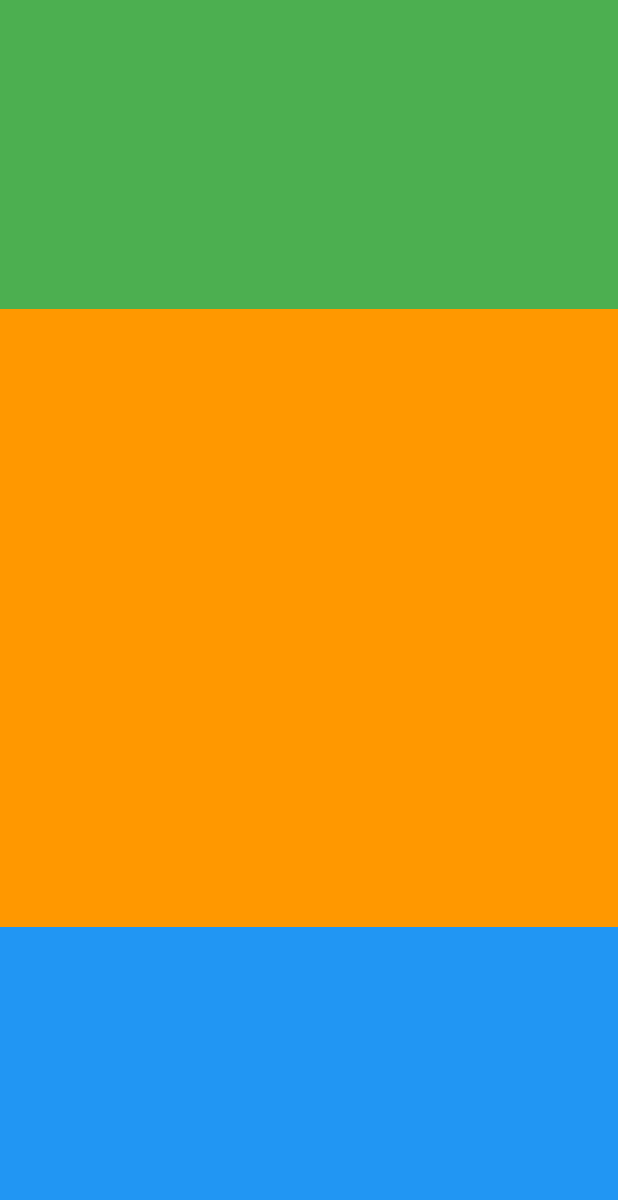
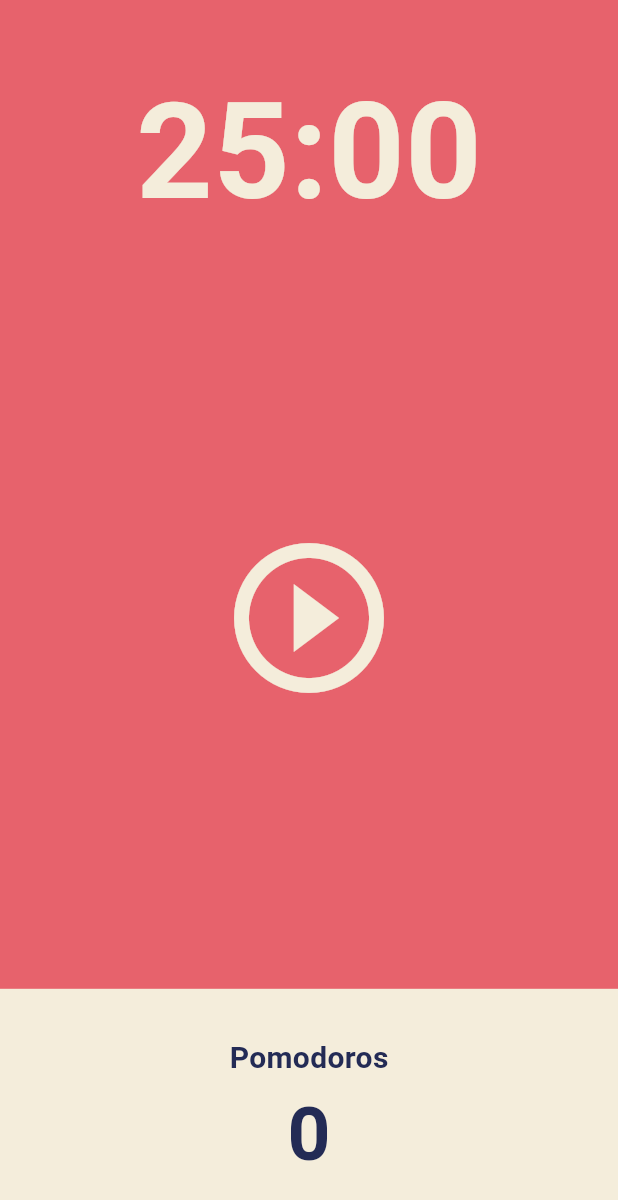
Before and after one commit to heereal/Pomodoro, a Flutter app: the screen it shows after launch, on a phone screen of 412 x 824 dp. Shown: the top 1200 px of the screen. Run offline on Flutter 3.47's test engine with Material 3 defaults, Android fonts, the phone set to English and light mode, and no system bars.

Commit message:
design: home screen UI

```diff
--- a/lib/screens/home_screen.dart
+++ b/lib/screens/home_screen.dart
@@ -1,4 +1,5 @@
 import 'package:flutter/material.dart';
+import 'package:flutter/widgets.dart';
 
 class HomeScreen extends StatefulWidget {
   const HomeScreen({super.key});
@@ -11,31 +12,71 @@ class _HomeScreenState extends State<HomeScreen> {
   @override
   Widget build(BuildContext context) {
     return Scaffold(
+      backgroundColor: Theme.of(context).colorScheme.background,
       body: Column(
         children: [
           // UI를 비율에 기반해서 유연하게 만들어 주는 위젯
           Flexible(
             flex: 1,
             child: Container(
-              decoration: const BoxDecoration(
-                color: Colors.green,
+              alignment: Alignment.bottomCenter,
+              child: Text(
+                '25:00',
+                style: TextStyle(
+                  color: Theme.of(context).cardColor,
+                  fontSize: 89,
+                  fontWeight: FontWeight.w600,
+                ),
               ),
             ),
           ),
           Flexible(
-            flex: 2,
-            child: Container(
-              decoration: const BoxDecoration(
-                color: Colors.orange,
+            flex: 3,
+            child: Center(
+              child: IconButton(
+                onPressed: () {},
+                icon: const Icon(Icons.play_circle_outline),
+                iconSize: 120,
+                color: Theme.of(context).cardColor,
               ),
             ),
           ),
           Flexible(
             flex: 1,
-            child: Container(
-              decoration: const BoxDecoration(
-                color: Colors.blue,
-              ),
+            child: Row(
+              children: [
+                // width 100% 만들기 위해 사용한 위젯
+                Expanded(
+                  child: Container(
+                    decoration: BoxDecoration(
+                      color: Theme.of(context).cardColor,
+                    ),
+                    child: Column(
+                      mainAxisAlignment: MainAxisAlignment.center,
+                      children: [
+                        Text(
+                          'Pomodoros',
+                          style: TextStyle(
+                            color:
+                                Theme.of(context).textTheme.displayLarge!.color,
+                            fontSize: 20,
+                            fontWeight: FontWeight.w600,
+                          ),
+                        ),
+                        Text(
+                          '0',
+                          style: TextStyle(
+                            color:
+                                Theme.of(context).textTheme.displayLarge!.color,
+                            fontSize: 50,
+                            fontWeight: FontWeight.w600,
+                          ),
+                        ),
+                      ],
+                    ),
+                  ),
+                ),
+              ],
             ),
           ),
         ],
```
